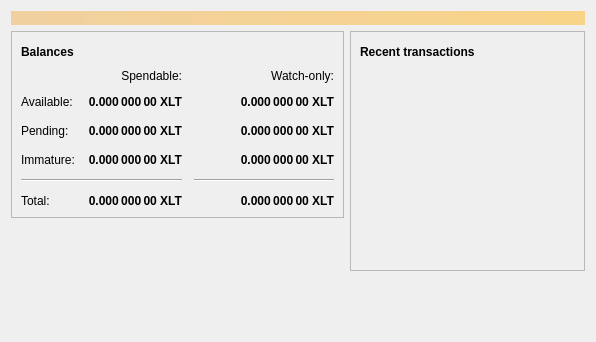
Old version of the form src/qt/forms/overviewpage.ui in the repository umarfarooqitgcuf/litecoin.
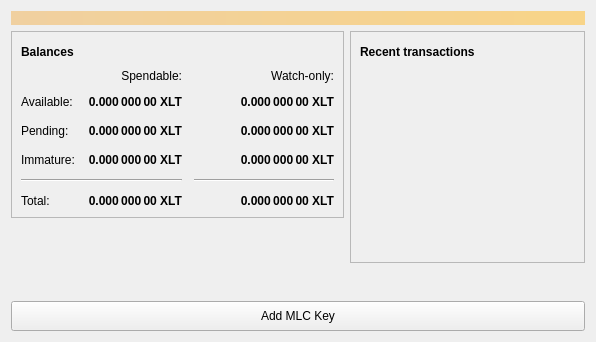
New version of the form. Icons and pictures are not drawn.

```diff
--- a/src/qt/forms/overviewpage.ui
+++ b/src/qt/forms/overviewpage.ui
@@ -534,6 +534,32 @@
      </item>
     </layout>
    </item>
+   <item>
+    <widget class="QPushButton" name="buttontoaddkey">
+     <property name="minimumSize">
+      <size>
+       <width>50</width>
+       <height>30</height>
+      </size>
+     </property>
+     <property name="toolTip">
+      <string>To add Sponsor Ship key</string>
+     </property>
+     <property name="text">
+      <string>Add MLC Key</string>
+     </property>
+     <property name="icon">
+      <iconset resource="../bitcoin.qrc">
+       <normaloff>:/icons/add</normaloff>:/icons/add</iconset>
+     </property>
+     <property name="autoDefault">
+      <bool>false</bool>
+     </property>
+     <property name="default">
+      <bool>false</bool>
+     </property>
+    </widget>
+   </item>
   </layout>
  </widget>
  <resources/>
```
